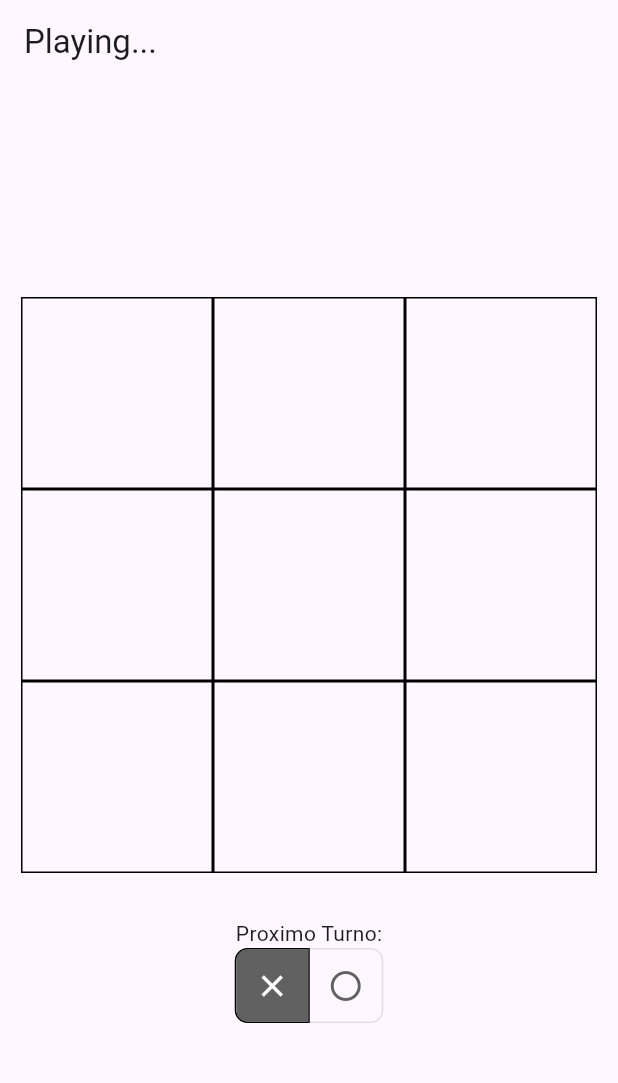
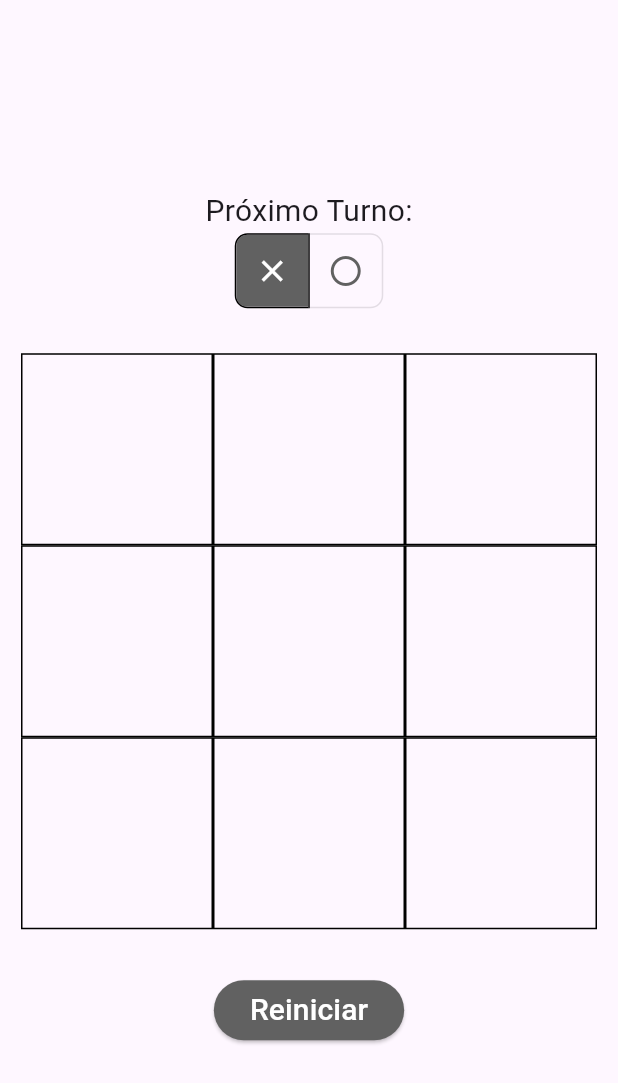
Before and after one commit to Felipe-CdS/Flutter-Tic_Tac_Toe, a Flutter app: the screen it shows after launch, after a tap on the "close" icon, on a phone screen of 412 x 824 dp. Shown: the top 1083 px of the screen. Run offline on Flutter 3.47's test engine with Material 3 defaults, Android fonts, the phone set to English and light mode, and no system bars.

```diff
--- a/lib/main.dart
+++ b/lib/main.dart
@@ -1,5 +1,5 @@
 import 'package:flutter/material.dart';
-import 'package:tic_tac_toe_app/views/playing_view/game.dart';
+import 'package:tic_tac_toe_app/views/game.dart';
 
 void main() {
   runApp(
--- /dev/null
+++ b/lib/views/components/animations.dart
@@ -0,0 +1,74 @@
+import 'package:flutter/material.dart';
+import 'package:tic_tac_toe_app/views/game.dart';
+
+class Animations extends CustomPainter {
+
+    VictoryPositionEnum victoryPosition;
+
+    Animations({required this.victoryPosition});
+
+  @override
+  void paint(Canvas canvas, Size size) {
+    final paint = Paint()
+      ..color = Colors.red
+      ..strokeWidth = 3;
+
+    if(victoryPosition == VictoryPositionEnum.diagonal1){
+        Offset start = const Offset(0, 0);
+        Offset end = Offset(size.width, size.height);
+        canvas.drawLine(start, end, paint);
+        return;
+    }
+
+    if(victoryPosition == VictoryPositionEnum.diagonal2){
+        Offset start = Offset(size.width, 0);
+        Offset end = Offset(0, size.height);
+        canvas.drawLine(start, end, paint);
+        return;
+    }
+
+    if(victoryPosition == VictoryPositionEnum.column1){
+        Offset start = Offset((size.width/6), 0);
+        Offset end = Offset((size.width/6), size.height);
+        canvas.drawLine(start, end, paint);
+        return;
+    }
+
+    if(victoryPosition == VictoryPositionEnum.column2){
+        Offset start = Offset((size.width/6) * 3, 0);
+        Offset end = Offset((size.width/6) * 3, size.height);
+        canvas.drawLine(start, end, paint);
+        return;
+    }
+
+    if(victoryPosition == VictoryPositionEnum.column3){
+        Offset start = Offset((size.width/6) * 5, 0);
+        Offset end = Offset((size.width/6) * 5, size.height);
+        canvas.drawLine(start, end, paint);
+        return;
+    }
+    if(victoryPosition == VictoryPositionEnum.row1){
+        Offset start = Offset(0, (size.height/6));
+        Offset end = Offset(size.width, (size.height/6));
+        canvas.drawLine(start, end, paint);
+        return;
+    }
+
+    if(victoryPosition == VictoryPositionEnum.row2){
+        Offset start = Offset(0, (size.height/6) * 3);
+        Offset end = Offset(size.width, (size.height/6) * 3);
+        canvas.drawLine(start, end, paint);
+        return;
+    }
+
+    if(victoryPosition == VictoryPositionEnum.row3){
+        Offset start = Offset(0, (size.height/6) * 5);
+        Offset end = Offset(size.width, (size.height/6) * 5);
+        canvas.drawLine(start, end, paint);
+        return;
+    }
+  }
+
+  @override
+  bool shouldRepaint(covariant Animations oldDelegate) => false;
+}
--- a/lib/views/playing_view/components/cell.dart
+++ b/lib/views/components/cell.dart
@@ -1,5 +1,5 @@
 import 'package:flutter/material.dart';
-import 'package:tic_tac_toe_app/views/playing_view/game.dart';
+import 'package:tic_tac_toe_app/views/game.dart';
 
 class Cell extends StatefulWidget {
     final int position;
--- /dev/null
+++ b/lib/views/game.dart
@@ -0,0 +1,218 @@
+import 'package:flutter/material.dart';
+import 'package:tic_tac_toe_app/views/components/animations.dart';
+import 'package:tic_tac_toe_app/views/components/cell.dart';
+
+enum GameLoopState { turnPlayerX, turnPlayerO }
+
+enum MatrixEnum { playerX, playerO, free }
+
+enum VictoryPositionEnum {
+  row1,
+  row2,
+  row3,
+  column1,
+  column2,
+  column3,
+  diagonal1,
+  diagonal2,
+  noVictory
+}
+
+class Game extends StatefulWidget {
+  const Game({super.key});
+
+  @override
+  State<Game> createState() => _GameState();
+}
+
+class _GameState extends State<Game> {
+  final List<bool> _selectedPlay = <bool>[true, false];
+  GameLoopState gameLoopState = GameLoopState.turnPlayerX;
+  VictoryPositionEnum victoryPosition = VictoryPositionEnum.noVictory;
+
+  List<List<MatrixEnum>> gameMatrix = [
+    [MatrixEnum.free, MatrixEnum.free, MatrixEnum.free],
+    [MatrixEnum.free, MatrixEnum.free, MatrixEnum.free],
+    [MatrixEnum.free, MatrixEnum.free, MatrixEnum.free],
+  ];
+
+  setOccupiedCell(int position) {
+    setState(() {
+      int xCoord = position % 3, yCoord = (position / 3).truncate();
+
+      for (int i = 0; i < gameMatrix.length; i++) {
+        for (int j = 0; j < gameMatrix[0].length; j++) {
+          if (i == yCoord && j == xCoord) {
+            if (gameLoopState == GameLoopState.turnPlayerX) {
+              gameMatrix[i][j] = MatrixEnum.playerX;
+              gameLoopState = GameLoopState.turnPlayerO;
+              return;
+            }
+            if (gameLoopState == GameLoopState.turnPlayerO) {
+              gameMatrix[i][j] = MatrixEnum.playerO;
+              gameLoopState = GameLoopState.turnPlayerX;
+              return;
+            }
+          }
+        }
+      }
+    });
+    victoryPosition = checkWinner();
+    if (victoryPosition == VictoryPositionEnum.noVictory) {
+      _selectedPlay[0] = !_selectedPlay[0];
+      _selectedPlay[1] = !_selectedPlay[1];
+    }
+  }
+
+  VictoryPositionEnum checkWinner() {
+    for (int j = 0; j < gameMatrix[0].length; j++) {
+      if (gameMatrix[0][j] != MatrixEnum.free &&
+          gameMatrix[0][j] == gameMatrix[1][j] &&
+          gameMatrix[0][j] == gameMatrix[2][j]) {
+        return VictoryPositionEnum.values[3 + j % gameMatrix[0].length];
+      }
+
+      if (gameMatrix[j][0] != MatrixEnum.free &&
+          gameMatrix[j][0] == gameMatrix[j][1] &&
+          gameMatrix[j][0] == gameMatrix[j][2]) {
+        return VictoryPositionEnum.values[j];
+      }
+    }
+
+    if (gameMatrix[0][0] != MatrixEnum.free &&
+        gameMatrix[0][0] == gameMatrix[1][1] &&
+        gameMatrix[0][0] == gameMatrix[2][2]) {
+      return VictoryPositionEnum.diagonal1;
+    }
+    if (gameMatrix[0][2] != MatrixEnum.free &&
+        gameMatrix[0][2] == gameMatrix[1][1] &&
+        gameMatrix[0][2] == gameMatrix[2][0]) {
+      return VictoryPositionEnum.diagonal2;
+    }
+    return VictoryPositionEnum.noVictory;
+  }
+
+  @override
+  Widget build(BuildContext context) {
+    return Scaffold(
+        body: Center(
+          child: Column(
+            mainAxisAlignment: MainAxisAlignment.center,
+            children: [
+              Text(
+                  style: const TextStyle(fontSize: 20),
+                  victoryPosition != VictoryPositionEnum.noVictory
+                      ? "Ganhador:"
+                      : "Próximo Turno:"),
+              ToggleButtons(
+                direction: Axis.horizontal,
+                isSelected: _selectedPlay,
+                borderRadius: const BorderRadius.all(Radius.circular(8)),
+                selectedBorderColor: Colors.black,
+                selectedColor: Colors.white,
+                fillColor: Colors.grey[700],
+                color: Colors.grey[700],
+                children: const <Widget>[
+                  Icon(Icons.close),
+                  Icon(Icons.radio_button_unchecked),
+                ],
+                onPressed: (int idx) {},
+              ),
+              const Padding(padding: EdgeInsets.only(top: 30)),
+              Stack(
+                children: [
+                  CustomPaint(
+                    painter: Animations(victoryPosition: victoryPosition),
+                    size: const Size(384, 384),
+                  ),
+                  Table(
+                    defaultColumnWidth: const FixedColumnWidth(128),
+                    children: <TableRow>[
+                      TableRow(
+                        children: [
+                          TableCell(
+                              child: Cell(
+                                  position: 0,
+                                  occupied: gameMatrix[0][0],
+                                  setOccupiedFunction: setOccupiedCell,
+                                  gameLoopState: gameLoopState)),
+                          TableCell(
+                              child: Cell(
+                                  position: 1,
+                                  occupied: gameMatrix[0][1],
+                                  setOccupiedFunction: setOccupiedCell,
+                                  gameLoopState: gameLoopState)),
+                          TableCell(
+                              child: Cell(
+                                  position: 2,
+                                  occupied: gameMatrix[0][2],
+                                  setOccupiedFunction: setOccupiedCell,
+                                  gameLoopState: gameLoopState)),
+                        ],
+                      ),
+                      TableRow(
+                        children: [
+                          TableCell(
+                              child: Cell(
+                                  position: 3,
+                                  occupied: gameMatrix[1][0],
+                                  setOccupiedFunction: setOccupiedCell,
+                                  gameLoopState: gameLoopState)),
+                          TableCell(
+                              child: Cell(
+                                  position: 4,
+                                  occupied: gameMatrix[1][1],
+                                  setOccupiedFunction: setOccupiedCell,
+                                  gameLoopState: gameLoopState)),
+                          TableCell(
+                              child: Cell(
+                                  position: 5,
+                                  occupied: gameMatrix[1][2],
+                                  setOccupiedFunction: setOccupiedCell,
+                                  gameLoopState: gameLoopState)),
+                        ],
+                      ),
+                      TableRow(
+                        children: [
+                          TableCell(
+                              child: Cell(
+                                  position: 6,
+                                  occupied: gameMatrix[2][0],
+                                  setOccupiedFunction: setOccupiedCell,
+                                  gameLoopState: gameLoopState)),
+                          TableCell(
+                              child: Cell(
+                                  position: 7,
+                                  occupied: gameMatrix[2][1],
+                                  setOccupiedFunction: setOccupiedCell,
+                                  gameLoopState: gameLoopState)),
+                          TableCell(
+                              child: Cell(
+                                  position: 8,
+                                  occupied: gameMatrix[2][2],
+                                  setOccupiedFunction: setOccupiedCell,
+                                  gameLoopState: gameLoopState)),
+                        ],
+                      ),
+                    ],
+                  ),
+                ],
+              ),
+              const Padding(padding: EdgeInsets.only(top: 30)),
+              ElevatedButton(
+                  style: ElevatedButton.styleFrom(
+                      backgroundColor: Colors.grey[700],
+                      foregroundColor: Colors.white),
+                  onPressed: () {
+                    Navigator.pushReplacement(
+                        context,
+                        MaterialPageRoute(
+                            builder: (BuildContext context) => super.widget));
+                  },
+                  child:
+                      const Text(style: TextStyle(fontSize: 20), "Reiniciar"))
+            ],
+          ),
+        ));
+  }
+}
--- a/lib/views/playing_view/game.dart
+++ /dev/null
@@ -1,208 +0,0 @@
-import 'package:flutter/material.dart';
-import 'package:tic_tac_toe_app/views/playing_view/components/cell.dart';
-import 'package:tic_tac_toe_app/views/result_screen/result_screen.dart';
-
-enum GameLoopState { turnPlayerX, turnPlayerO }
-enum MatrixEnum { playerX, playerO, free }
-
-class Game extends StatefulWidget {
-    const Game({super.key});
-
-    @override
-    State<Game> createState() => _GameState();
-}
-
-class _GameState extends State<Game> {
-
-    GameLoopState gameLoopState = GameLoopState.turnPlayerX;
-    final List<bool> _selectedPlay = <bool>[true, false];
-
-    List<List<MatrixEnum>> gameMatrix = [
-        [MatrixEnum.free, MatrixEnum.free, MatrixEnum.free],
-        [MatrixEnum.free, MatrixEnum.free, MatrixEnum.free],
-        [MatrixEnum.free, MatrixEnum.free, MatrixEnum.free],
-    ];
-
-    setOccupiedCell(int position){
-        setState(() {
-            int xCoord = position % 3, yCoord = (position / 3).truncate();
-
-            for(int i = 0; i < gameMatrix.length; i++){
-                for(int j = 0; j < gameMatrix[0].length; j++){
-                    if(i == yCoord && j == xCoord){
-                        if(gameLoopState == GameLoopState.turnPlayerX){
-                            gameMatrix[i][j] = MatrixEnum.playerX;
-                            gameLoopState = GameLoopState.turnPlayerO;
-                            _selectedPlay[0] = false;
-                            _selectedPlay[1] = true;
-                            return;
-                        }
-                        if(gameLoopState == GameLoopState.turnPlayerO){
-                            gameMatrix[i][j] = MatrixEnum.playerO;
-                            gameLoopState = GameLoopState.turnPlayerX;
-                            _selectedPlay[0] = true;
-                            _selectedPlay[1] = false;
-                            return;
-                        }
-                    }
-                }
-            }
-        });
-        if(checkWinner()){
-            Navigator.push(
-                context,
-                MaterialPageRoute(builder: (context) => const ResultScreen()),
-                );
-
-        }
-    }
-
-    bool checkWinner(){
-        for(int j = 0; j < gameMatrix[0].length; j++){
-            if(gameMatrix[0][j] != MatrixEnum.free &&
-                gameMatrix[0][j] == gameMatrix[1][j] &&
-                gameMatrix[0][j] == gameMatrix[2][j]){
-                return true;
-            }
-
-            if(gameMatrix[j][0] != MatrixEnum.free &&
-                gameMatrix[j][0] == gameMatrix[j][1] &&
-                gameMatrix[j][0] == gameMatrix[j][2]){
-                return true;
-            }
-
-        }
-
-        if(gameMatrix[0][0] != MatrixEnum.free &&
-            gameMatrix[0][0] == gameMatrix[1][1] &&
-            gameMatrix[0][0] == gameMatrix[2][2]){
-            return true;
-        }
-        if(gameMatrix[0][2] != MatrixEnum.free &&
-            gameMatrix[0][2] == gameMatrix[1][1] &&
-            gameMatrix[0][2] == gameMatrix[2][0]){
-            return true;
-        }
-        return false;
-    }
-
-
-    @override
-    Widget build(BuildContext context) {
-        return Scaffold(
-            appBar: AppBar(title: const Text("Playing...")),
-            body: Center(
-                child: Column(
-                    mainAxisAlignment: MainAxisAlignment.center,
-                    children: [
-                        Table(
-                            defaultColumnWidth: const FixedColumnWidth(128),
-                            children: <TableRow>[
-                                TableRow(
-                                    children: [
-                                        TableCell(child:
-                                            Cell(
-                                                position: 0,
-                                                occupied: gameMatrix[0][0],
-                                                setOccupiedFunction: setOccupiedCell,
-                                                gameLoopState: gameLoopState
-                                            )
-                                        ),
-                                        TableCell(child:
-                                            Cell(
-                                                position: 1,
-                                                occupied: gameMatrix[0][1],
-                                                setOccupiedFunction: setOccupiedCell,
-                                                gameLoopState: gameLoopState
-                                            )
-                                        ),
-                                        TableCell(child:
-                                            Cell(
-                                                position: 2,
-                                                occupied: gameMatrix[0][2],
-                                                setOccupiedFunction: setOccupiedCell,
-                                                gameLoopState: gameLoopState
-                                            )
-                                        ),
-                                    ],
-                                ),
-                                TableRow(
-                                    children: [
-                                        TableCell(child:
-                                            Cell(
-                                                position: 3,
-                                                occupied: gameMatrix[1][0],
-                                                setOccupiedFunction: setOccupiedCell,
-                                                gameLoopState: gameLoopState
-                                            )
-                                        ),
-                                        TableCell(child:
-                                            Cell(
-                                                position: 4,
-                                                occupied: gameMatrix[1][1],
-                                                setOccupiedFunction: setOccupiedCell,
-                                                gameLoopState: gameLoopState
-                                            )
-                                        ),
-                                        TableCell(child:
-                                            Cell(
-                                                position: 5,
-                                                occupied: gameMatrix[1][2],
-                                                setOccupiedFunction: setOccupiedCell,
-                                                gameLoopState: gameLoopState
-                                            )
-                                        ),
-                                    ],
-                                ),
-                                TableRow(
-                                    children: [
-                                        TableCell(child:
-                                            Cell(
-                                                position: 6,
-                                                occupied: gameMatrix[2][0],
-                                                setOccupiedFunction: setOccupiedCell,
-                                                gameLoopState: gameLoopState
-                                            )
-                                        ),
-                                        TableCell(child:
-                                            Cell(
-                                                position: 7,
-                                                occupied: gameMatrix[2][1],
-                                                setOccupiedFunction: setOccupiedCell,
-                                                gameLoopState: gameLoopState
-                                            )
-                                        ),
-                                        TableCell(child:
-                                            Cell(
-                                                position: 8,
-                                                occupied: gameMatrix[2][2],
-                                                setOccupiedFunction: setOccupiedCell,
-                                                gameLoopState: gameLoopState
-                                            )
-                                        ),
-                                    ],
-                                ),
-                                ],
-                                ),
-                                const Padding(padding: EdgeInsets.only(top: 30)),
-                                const Text("Proximo Turno:"),
-                                ToggleButtons(
-                                    direction: Axis.horizontal,
-                                    isSelected: _selectedPlay,
-                                    borderRadius: const BorderRadius.all(Radius.circular(8)),
-                                    selectedBorderColor: Colors.black,
-                                    selectedColor: Colors.white,
-                                    fillColor: Colors.grey[700],
-                                    color: Colors.grey[700],
-                                    children: const <Widget>[
-                                        Icon(Icons.close),
-                                        Icon(Icons.radio_button_unchecked),
-                                    ],
-                                    onPressed: (int idx) {},
-                                )
-                                        ],
-                        ),
-                )
-        );
-    }
-}
```
Also changed, not shown: lib/views/home.dart (deleted, +0 -189 lines), lib/views/result_screen/result_screen.dart (deleted, +0 -17 lines).
